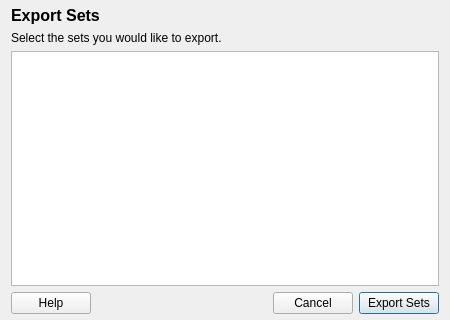
Before: the Qt Designer form data/ui/exportSets.ui in stewartadam/fwbackups, drawn with Qt 5.
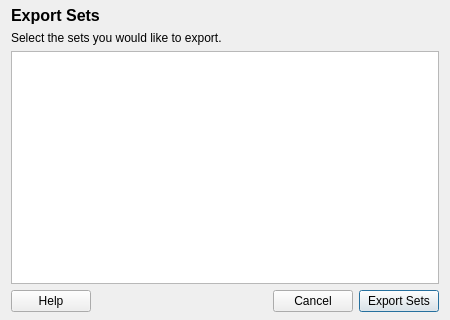
After: the same form once the commit is applied. Icons and pictures are not drawn.

```diff
--- a/data/ui/exportSets.ui
+++ b/data/ui/exportSets.ui
@@ -28,7 +28,7 @@
     <number>6</number>
    </property>
    <property name="bottomMargin">
-    <number>6</number>
+    <number>8</number>
    </property>
    <item>
     <widget class="QLabel" name="label">
```
Left out of the diff: 4 changed lines with no effect on the pictures.
